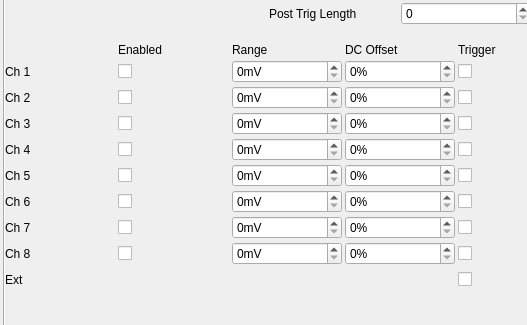
First picture: the form in ui/settingswindow.ui, repository SBC-Collaboration/SBC-RunControl, before the edit; both pictures show x 0 to 527 and y 105 to 430 of the 800 by 600 pixel window.
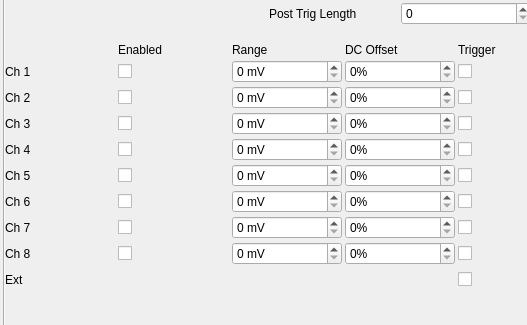
Second picture: the form after the edit. The open tabs and pages were chosen to show the change. Icons and pictures are not drawn. Custom widgets are drawn as their Qt base class.

Commit message: Add pressure settings on main window

What changed in the file:
```diff
--- a/ui/settingswindow.ui
+++ b/ui/settingswindow.ui
@@ -2278,7 +2278,7 @@
                  <enum>QAbstractSpinBox::UpDownArrows</enum>
                 </property>
                 <property name="suffix">
-                 <string>mV</string>
+                 <string> mV</string>
                 </property>
                </widget>
               </item>
@@ -2394,7 +2394,7 @@
                  <enum>QAbstractSpinBox::UpDownArrows</enum>
                 </property>
                 <property name="suffix">
-                 <string>mV</string>
+                 <string> mV</string>
                 </property>
                </widget>
               </item>
@@ -2462,7 +2462,7 @@
                  <enum>QAbstractSpinBox::UpDownArrows</enum>
                 </property>
                 <property name="suffix">
-                 <string>mV</string>
+                 <string> mV</string>
                 </property>
                </widget>
               </item>
@@ -2582,7 +2582,7 @@
                  <enum>QAbstractSpinBox::UpDownArrows</enum>
                 </property>
                 <property name="suffix">
-                 <string>mV</string>
+                 <string> mV</string>
                 </property>
                </widget>
               </item>
@@ -2610,7 +2610,7 @@
                  <enum>QAbstractSpinBox::UpDownArrows</enum>
                 </property>
                 <property name="suffix">
-                 <string>mV</string>
+                 <string> mV</string>
                 </property>
                </widget>
               </item>
@@ -2649,7 +2649,7 @@
                  <enum>QAbstractSpinBox::UpDownArrows</enum>
                 </property>
                 <property name="suffix">
-                 <string>mV</string>
+                 <string> mV</string>
                 </property>
                </widget>
               </item>
@@ -2714,7 +2714,7 @@
                  <enum>QAbstractSpinBox::UpDownArrows</enum>
                 </property>
                 <property name="suffix">
-                 <string>mV</string>
+                 <string> mV</string>
                 </property>
                 <property name="stepType">
                  <enum>QAbstractSpinBox::DefaultStepType</enum>
@@ -2735,7 +2735,7 @@
                  <enum>QAbstractSpinBox::UpDownArrows</enum>
                 </property>
                 <property name="suffix">
-                 <string>mV</string>
+                 <string> mV</string>
                 </property>
                </widget>
               </item>
```
Left out of the diff: 10 changed lines with no effect on the pictures. The commit also changes 1 other file.
